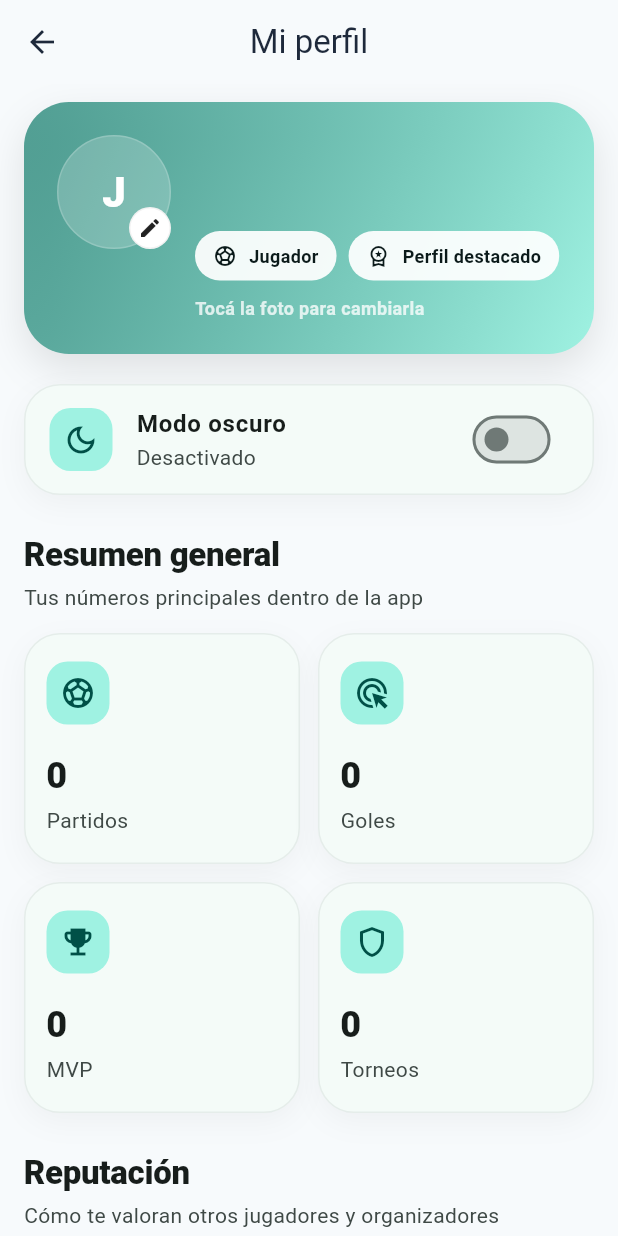
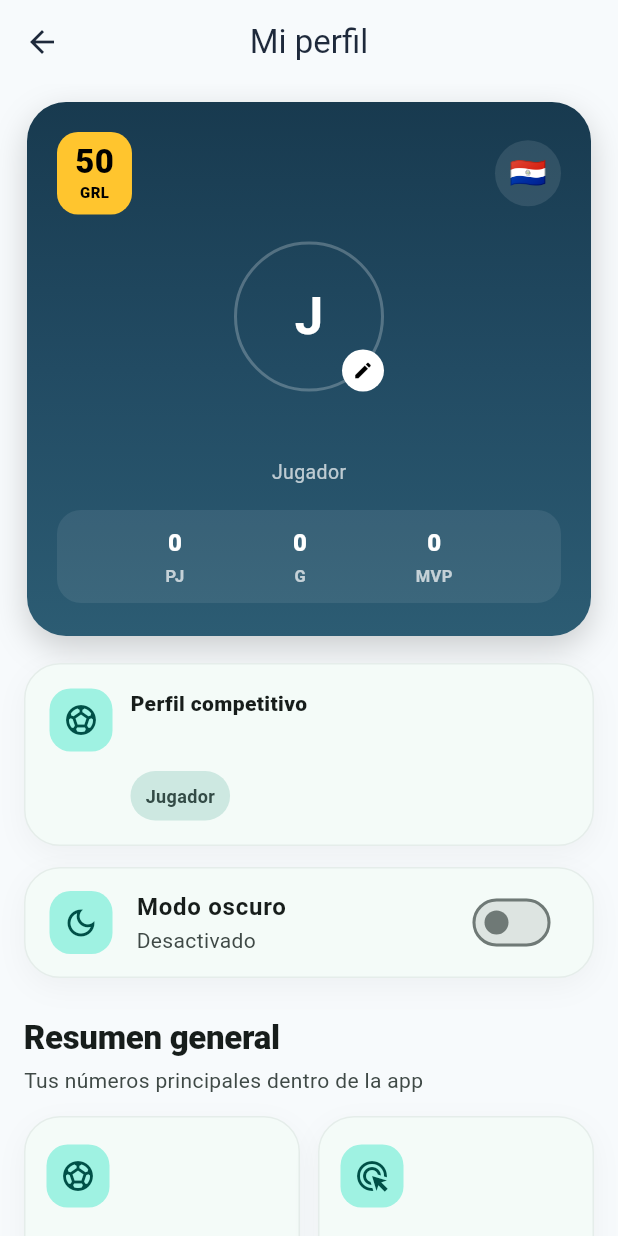
Before and after one commit to Gantus2002/otra_copa, a Flutter app: the ProfilePage screen opened directly with empty values, on a phone screen of 412 x 824 dp. Run offline on Flutter 3.47's test engine with Material 3 defaults, Android fonts, the phone set to English and light mode, and no system bars; our stand-ins replace image_picker, share_plus, shared_preferences, supabase_flutter; accounts and stored records are empty.

Commit message:
feat: mejora perfil visual y ajustes de reservas

```diff
--- a/lib/features/profile/presentation/pages/profile_page.dart
+++ b/lib/features/profile/presentation/pages/profile_page.dart
@@ -1,4 +1,5 @@
 import 'dart:io';
+import 'dart:math' as math;
 
 import 'package:flutter/material.dart';
 import 'package:image_picker/image_picker.dart';
@@ -230,18 +231,30 @@ class _ProfilePageState extends State<ProfilePage> {
     }
   }
 
+  int _calculateOverall() {
+    // Fórmula más estable para empezar:
+    // 40% rendimiento, 35% participación, 25% reputación.
+    final attackScore = math.min(99.0, totalGoals * 2.4 + totalMvp * 4.5);
+    final activityScore = math.min(99.0, totalMatches * 1.8 + stats.length * 3);
+    final reviewScore = reviews.isEmpty
+        ? 50.0
+        : ((avgPunctuality + avgBehavior + avgCommitment) / 3) * 20.0;
+
+    final overall =
+        (attackScore * 0.40) + (activityScore * 0.35) + (reviewScore * 0.25);
+
+    return overall.clamp(50, 99).round();
+  }
+
+  String _countryFlag() {
+    return '🇵🇾';
+  }
+
   @override
   Widget build(BuildContext context) {
     final theme = Theme.of(context);
     final recentReviews = reviews.take(3).toList();
-    final isDark = theme.brightness == Brightness.dark;
-
-    final headerStart = isDark
-        ? const Color(0xFF0D6D67)
-        : theme.colorScheme.primary.withOpacity(0.82);
-    final headerEnd = isDark
-        ? const Color(0xFF2D8F87)
-        : theme.colorScheme.primaryContainer;
+    final overall = _calculateOverall();
 
     return Scaffold(
       appBar: AppBar(
@@ -253,153 +266,77 @@ class _ProfilePageState extends State<ProfilePage> {
               child: ListView(
                 padding: const EdgeInsets.fromLTRB(16, 12, 16, 28),
                 children: [
-                  Container(
-                    padding: const EdgeInsets.all(22),
-                    decoration: BoxDecoration(
-                      borderRadius: BorderRadius.circular(30),
-                      gradient: LinearGradient(
-                        begin: Alignment.topLeft,
-                        end: Alignment.bottomRight,
-                        colors: [headerStart, headerEnd],
+                  _FifaStyleProfileCard(
+                    fullName: fullName,
+                    roleLabel: _roleLabel(),
+                    flag: _countryFlag(),
+                    avatarUrl: avatarUrl,
+                    overall: overall,
+                    totalMatches: totalMatches,
+                    totalGoals: totalGoals,
+                    totalMvp: totalMvp,
+                    isUploadingAvatar: isUploadingAvatar,
+                    onAvatarTap: isUploadingAvatar ? null : _pickAndUploadAvatar,
                   ),
-                      boxShadow: [
-                        BoxShadow(
-                          color: Colors.black.withOpacity(isDark ? 0.18 : 0.10),
-                          blurRadius: 22,
-                          offset: const Offset(0, 10),
-                        ),
-                      ],
-                    ),
-                    child: Row(
+                  const SizedBox(height: 18),
+                  _GlassCard(
+                    child: Padding(
+                      padding: const EdgeInsets.all(16),
+                      child: Column(
+                        children: [
+                          Row(
                             crossAxisAlignment: CrossAxisAlignment.start,
                             children: [
-                        Stack(
-                          children: [
-                            GestureDetector(
-                              onTap:
-                                  isUploadingAvatar ? null : _pickAndUploadAvatar,
-                              child: Container(
-                                width: 76,
-                                height: 76,
+                              Container(
+                                width: 42,
+                                height: 42,
                                 decoration: BoxDecoration(
-                                  shape: BoxShape.circle,
-                                  color:
-                                      Colors.white.withOpacity(isDark ? 0.16 : 0.20),
-                                  border: Border.all(
-                                    color: Colors.white
-                                        .withOpacity(isDark ? 0.10 : 0.18),
+                                  color: theme.colorScheme.primaryContainer,
+                                  borderRadius: BorderRadius.circular(14),
+                                ),
+                                child: Icon(
+                                  _roleIcon(),
+                                  color: theme.colorScheme.onPrimaryContainer,
                                 ),
                               ),
-                                child: ClipOval(
-                                  child: avatarUrl != null &&
-                                          avatarUrl!.trim().isNotEmpty
-                                      ? Image.network(
-                                          avatarUrl!,
-                                          fit: BoxFit.cover,
-                                          errorBuilder: (_, __, ___) => Center(
-                                            child: Text(
-                                              fullName.isNotEmpty
-                                                  ? fullName[0].toUpperCase()
-                                                  : 'J',
-                                              style: const TextStyle(
-                                                color: Colors.white,
-                                                fontWeight: FontWeight.w800,
-                                                fontSize: 28,
-                                              ),
-                                            ),
-                                          ),
-                                        )
-                                      : Center(
-                                          child: Text(
-                                            fullName.isNotEmpty
-                                                ? fullName[0].toUpperCase()
-                                                : 'J',
-                                            style: const TextStyle(
-                                              color: Colors.white,
-                                              fontWeight: FontWeight.w800,
-                                              fontSize: 28,
-                                            ),
-                                          ),
-                                        ),
-                                ),
-                              ),
-                            ),
-                            Positioned(
-                              right: 0,
-                              bottom: 0,
-                              child: Container(
-                                width: 28,
-                                height: 28,
-                                decoration: BoxDecoration(
-                                  color: Colors.white,
-                                  shape: BoxShape.circle,
-                                  border: Border.all(
-                                    color: Colors.black.withOpacity(0.05),
-                                  ),
-                                ),
-                                child: isUploadingAvatar
-                                    ? const Padding(
-                                        padding: EdgeInsets.all(6),
-                                        child: CircularProgressIndicator(
-                                          strokeWidth: 2,
-                                        ),
-                                      )
-                                    : const Icon(
-                                        Icons.edit,
-                                        size: 16,
-                                        color: Colors.black87,
-                                      ),
-                              ),
-                            ),
-                          ],
-                        ),
-                        const SizedBox(width: 16),
+                              const SizedBox(width: 12),
                               Expanded(
                                 child: Column(
                                   crossAxisAlignment: CrossAxisAlignment.start,
                                   children: [
-                              Text(
-                                fullName,
-                                style: theme.textTheme.titleLarge?.copyWith(
-                                  color: Colors.white,
+                                    const Text(
+                                      'Perfil competitivo',
+                                      style: TextStyle(
                                         fontWeight: FontWeight.w800,
-                                  letterSpacing: -0.3,
                                       ),
                                     ),
-                              const SizedBox(height: 6),
+                                    const SizedBox(height: 4),
                                     Text(
                                       email,
-                                style: TextStyle(
-                                  color: Colors.white.withOpacity(0.82),
-                                  height: 1.25,
+                                      style: theme.textTheme.bodyMedium?.copyWith(
+                                        color: theme.colorScheme.onSurfaceVariant,
                                       ),
                                     ),
-                              const SizedBox(height: 12),
-                              Wrap(
-                                spacing: 8,
-                                runSpacing: 8,
-                                children: [
-                                  _ProfileBadge(
-                                    icon: _roleIcon(),
-                                    label: _roleLabel(),
-                                    isDarkHeader: true,
+                                    const SizedBox(height: 10),
+                                    Align(
+                                      alignment: Alignment.centerLeft,
+                                      child: Container(
+                                        padding: const EdgeInsets.symmetric(
+                                          horizontal: 10,
+                                          vertical: 8,
                                         ),
-                                  _ProfileBadge(
-                                    icon: Icons.workspace_premium_outlined,
-                                    label: role == 'player'
-                                        ? 'Currículum deportivo'
-                                        : 'Perfil destacado',
-                                    isDarkHeader: true,
+                                        decoration: BoxDecoration(
+                                          color: theme.colorScheme.secondaryContainer,
+                                          borderRadius: BorderRadius.circular(999),
                                         ),
-                                ],
+                                        child: Text(
+                                          _roleLabel(),
+                                          style: TextStyle(
+                                            color: theme.colorScheme.onSecondaryContainer,
+                                            fontWeight: FontWeight.w700,
+                                            fontSize: 12,
                                           ),
-                              const SizedBox(height: 10),
-                              Text(
-                                'Tocá la foto para cambiarla',
-                                style: TextStyle(
-                                  color: Colors.white.withOpacity(0.78),
-                                  fontSize: 12,
-                                  fontWeight: FontWeight.w600,
+                                        ),
                                       ),
                                     ),
                                   ],
@@ -407,8 +344,11 @@ class _ProfilePageState extends State<ProfilePage> {
                               ),
                             ],
                           ),
+                        ],
                       ),
-                  const SizedBox(height: 20),
+                    ),
+                  ),
+                  const SizedBox(height: 14),
                   _GlassCard(
                     child: SwitchListTile(
                       value: widget.isDarkMode,
@@ -627,18 +567,15 @@ class _ProfilePageState extends State<ProfilePage> {
                                       children: [
                                         _MiniBadge(
                                           label: 'Punt.',
-                                          value:
-                                              '${review['punctuality'] ?? 0}',
+                                          value: '${review['punctuality'] ?? 0}',
                                         ),
                                         _MiniBadge(
                                           label: 'Cond.',
-                                          value:
-                                              '${review['behavior'] ?? 0}',
+                                          value: '${review['behavior'] ?? 0}',
                                         ),
                                         _MiniBadge(
                                           label: 'Comp.',
-                                          value:
-                                              '${review['commitment'] ?? 0}',
+                                          value: '${review['commitment'] ?? 0}',
                                         ),
                                       ],
                                     ),
@@ -721,6 +658,237 @@ class _ProfilePageState extends State<ProfilePage> {
                 ],
               ),
             ),
+    );
+  }
+}
+
+class _FifaStyleProfileCard extends StatelessWidget {
+  final String fullName;
+  final String roleLabel;
+  final String flag;
+  final String? avatarUrl;
+  final int overall;
+  final int totalMatches;
+  final int totalGoals;
+  final int totalMvp;
+  final bool isUploadingAvatar;
+  final VoidCallback? onAvatarTap;
+
+  const _FifaStyleProfileCard({
+    required this.fullName,
+    required this.roleLabel,
+    required this.flag,
+    required this.avatarUrl,
+    required this.overall,
+    required this.totalMatches,
+    required this.totalGoals,
+    required this.totalMvp,
+    required this.isUploadingAvatar,
+    required this.onAvatarTap,
+  });
+
+  @override
+  Widget build(BuildContext context) {
+    return Container(
+      margin: const EdgeInsets.symmetric(horizontal: 2),
+      padding: const EdgeInsets.fromLTRB(20, 20, 20, 22),
+      decoration: BoxDecoration(
+        borderRadius: BorderRadius.circular(26),
+        gradient: const LinearGradient(
+          begin: Alignment.topCenter,
+          end: Alignment.bottomCenter,
+          colors: [
+            Color(0xFF183A4F),
+            Color(0xFF224B63),
+            Color(0xFF2C5C73),
+          ],
+        ),
+        boxShadow: [
+          BoxShadow(
+            color: Colors.black.withOpacity(0.18),
+            blurRadius: 18,
+            offset: const Offset(0, 8),
+          ),
+        ],
+      ),
+      child: Column(
+        children: [
+          /// TOP ROW
+          Row(
+            children: [
+              /// GRL
+              Container(
+                padding: const EdgeInsets.symmetric(
+                  horizontal: 12,
+                  vertical: 8,
+                ),
+                decoration: BoxDecoration(
+                  color: const Color(0xFFFFC52E),
+                  borderRadius: BorderRadius.circular(14),
+                ),
+                child: Column(
+                  children: [
+                    Text(
+                      '$overall',
+                      style: const TextStyle(
+                        fontWeight: FontWeight.w900,
+                        fontSize: 22,
+                        color: Colors.black,
+                        height: 1,
+                      ),
+                    ),
+                    const SizedBox(height: 3),
+                    const Text(
+                      'GRL',
+                      style: TextStyle(
+                        fontSize: 10,
+                        fontWeight: FontWeight.w800,
+                        color: Colors.black,
+                      ),
+                    ),
+                  ],
+                ),
+              ),
+
+              const Spacer(),
+
+              /// BANDERA
+              Container(
+                width: 44,
+                height: 44,
+                alignment: Alignment.center,
+                decoration: BoxDecoration(
+                  shape: BoxShape.circle,
+                  color: Colors.white.withOpacity(0.1),
+                ),
+                child: Text(
+                  flag,
+                  style: const TextStyle(fontSize: 20),
+                ),
+              ),
+            ],
+          ),
+
+          const SizedBox(height: 18),
+
+          /// FOTO
+          GestureDetector(
+            onTap: onAvatarTap,
+            child: Stack(
+              children: [
+                Container(
+                  width: 100,
+                  height: 100,
+                  decoration: BoxDecoration(
+                    shape: BoxShape.circle,
+                    border: Border.all(color: Colors.white24, width: 2),
+                  ),
+                  child: ClipOval(
+                    child: avatarUrl != null && avatarUrl!.isNotEmpty
+                        ? Image.network(
+                            avatarUrl!,
+                            fit: BoxFit.cover,
+                          )
+                        : Center(
+                            child: Text(
+                              fullName.isNotEmpty
+                                  ? fullName[0].toUpperCase()
+                                  : 'J',
+                              style: const TextStyle(
+                                color: Colors.white,
+                                fontSize: 34,
+                                fontWeight: FontWeight.bold,
+                              ),
+                            ),
+                          ),
+                  ),
+                ),
+
+                /// BOTON EDIT
+                Positioned(
+                  bottom: 0,
+                  right: 0,
+                  child: Container(
+                    width: 28,
+                    height: 28,
+                    decoration: const BoxDecoration(
+                      color: Colors.white,
+                      shape: BoxShape.circle,
+                    ),
+                    child: isUploadingAvatar
+                        ? const Padding(
+                            padding: EdgeInsets.all(6),
+                            child: CircularProgressIndicator(strokeWidth: 2),
+                          )
+                        : const Icon(
+                            Icons.edit,
+                            size: 14,
+                            color: Colors.black,
+                          ),
+                  ),
+                ),
+              ],
+            ),
+          ),
+
+          const SizedBox(height: 14),
+
+          /// NOMBRE
+          Text(
+            fullName,
+            textAlign: TextAlign.center,
+            style: const TextStyle(
+              color: Colors.white,
+              fontWeight: FontWeight.w800,
+              fontSize: 18,
+            ),
+          ),
+
+          const SizedBox(height: 4),
+
+          /// ROL
+          Text(
+            roleLabel,
+            style: const TextStyle(
+              color: Colors.white70,
+              fontSize: 13,
+            ),
+          ),
+
+          const SizedBox(height: 16),
+
+          /// STATS
+          Container(
+            padding: const EdgeInsets.symmetric(vertical: 10),
+            decoration: BoxDecoration(
+              color: Colors.white.withOpacity(0.08),
+              borderRadius: BorderRadius.circular(16),
+            ),
+            child: Row(
+              mainAxisAlignment: MainAxisAlignment.spaceEvenly,
+              children: [
+                _CardStat(label: 'PJ', value: '$totalMatches'),
+                _CardStat(label: 'G', value: '$totalGoals'),
+                _CardStat(label: 'MVP', value: '$totalMvp'),
+              ],
+            ),
+          ),
+        ],
+      ),
+    );
+  }
+}
+
+
+class _CardStatDivider extends StatelessWidget {
+  const _CardStatDivider();
+
+  @override
+  Widget build(BuildContext context) {
+    return Container(
+      width: 1,
+      height: 28,
+      color: Colors.white12,
     );
   }
 }
@@ -883,60 +1051,14 @@ class _PremiumStatCard extends StatelessWidget {
             const SizedBox(height: 4),
             Text(
               title,
+              maxLines: 2,
+              overflow: TextOverflow.ellipsis,
               style: theme.textTheme.bodyMedium?.copyWith(
                 color: theme.colorScheme.onSurfaceVariant,
               ),
             ),
           ],
         ),
-      ),
-    );
-  }
-}
-
-class _ProfileBadge extends StatelessWidget {
-  final IconData icon;
-  final String label;
-  final bool isDarkHeader;
-
-  const _ProfileBadge({
-    required this.icon,
-    required this.label,
-    required this.isDarkHeader,
-  });
-
-  @override
-  Widget build(BuildContext context) {
-    final bgColor = isDarkHeader
-        ? Colors.white.withOpacity(0.92)
-        : Theme.of(context).colorScheme.surface;
-
-    final fgColor = isDarkHeader
-        ? const Color(0xFF0B1A1A)
-        : Theme.of(context).colorScheme.onSurface;
-
-    return Container(
-      padding: const EdgeInsets.symmetric(horizontal: 12, vertical: 8),
-      decoration: BoxDecoration(
-        color: bgColor,
-        borderRadius: BorderRadius.circular(999),
-      ),
-      child: Row(
-        mainAxisSize: MainAxisSize.min,
-        children: [
-          Icon(icon, size: 16, color: fgColor),
-          const SizedBox(width: 8),
-          Flexible(
-            child: Text(
-              label,
-              style: TextStyle(
-                color: fgColor,
-                fontWeight: FontWeight.w700,
-                fontSize: 12,
-              ),
-            ),
-          ),
-        ],
       ),
     );
   }
@@ -1012,7 +1134,11 @@ class _ActionTile extends StatelessWidget {
           title,
           style: const TextStyle(fontWeight: FontWeight.w800),
         ),
-        subtitle: Text(subtitle),
+        subtitle: Text(
+          subtitle,
+          maxLines: 2,
+          overflow: TextOverflow.ellipsis,
+        ),
         trailing: const Icon(Icons.chevron_right),
         onTap: onTap,
       ),
@@ -1037,3 +1163,38 @@ class _EmptyCard extends StatelessWidget {
     );
   }
 }
+class _CardStat extends StatelessWidget {
+  final String label;
+  final String value;
+
+  const _CardStat({
+    required this.label,
+    required this.value,
+  });
+
+  @override
+  Widget build(BuildContext context) {
+    return Column(
+      mainAxisSize: MainAxisSize.min,
+      children: [
+        Text(
+          value,
+          style: const TextStyle(
+            color: Colors.white,
+            fontWeight: FontWeight.w800,
+            fontSize: 16,
+          ),
+        ),
+        const SizedBox(height: 3),
+        Text(
+          label,
+          style: const TextStyle(
+            color: Colors.white70,
+            fontSize: 11,
+            fontWeight: FontWeight.w600,
+          ),
+        ),
+      ],
+    );
+  }
+}
```
Lines whose indentation alone changed are shown as unchanged.
